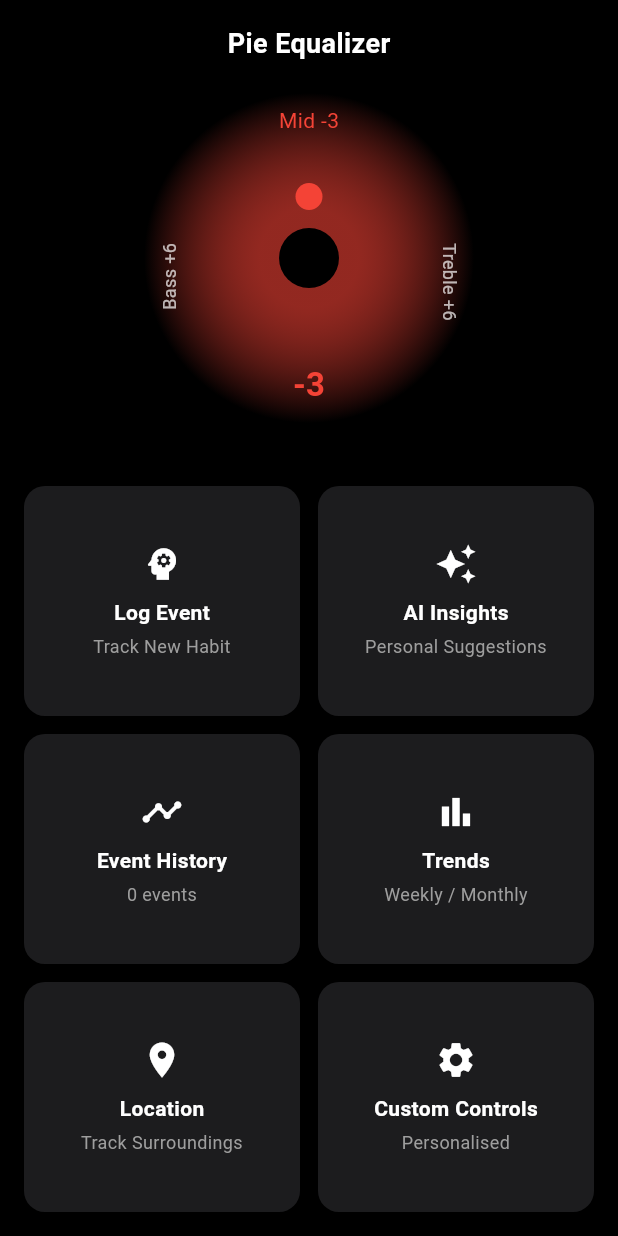
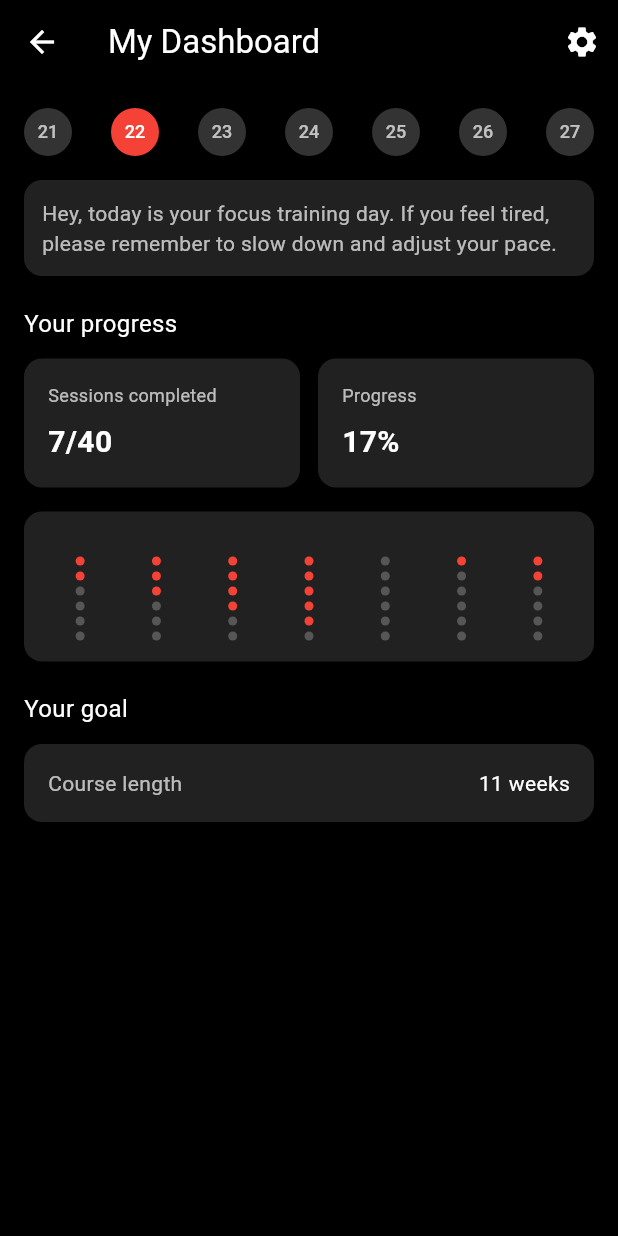
Before and after one commit to iAmVirtue/pie, a Flutter app: the screen it shows after launch, after a tap on "AI Insights", on a phone screen of 412 x 824 dp. Run offline on Flutter 3.47's test engine with Material 3 defaults, Android fonts, the phone set to English and light mode, and no system bars; our stand-ins replace geolocator, permission_handler, sqflite; accounts and stored records are empty.

Commit message:
just basic ui changes

```diff
--- /dev/null
+++ b/lib/screens/ai_insights.dart
@@ -0,0 +1,183 @@
+import 'package:flutter/material.dart';
+
+class AiInsightsScreen extends StatelessWidget {
+  const AiInsightsScreen({super.key});
+
+  @override
+  Widget build(BuildContext context) {
+    return Scaffold(
+      backgroundColor: Colors.black,
+      appBar: AppBar(
+        backgroundColor: Colors.black,
+        elevation: 0,
+        iconTheme: const IconThemeData(color: Colors.white),
+        title: const Text(
+          "My Dashboard",
+          style: TextStyle(color: Colors.white),
+        ),
+        actions: const [
+          Icon(Icons.settings, color: Colors.white),
+          SizedBox(width: 12),
+        ],
+      ),
+      body: SingleChildScrollView(
+        padding: const EdgeInsets.all(16),
+        child: Column(
+          crossAxisAlignment: CrossAxisAlignment.start,
+          children: [
+            // === Top Date Selector ===
+            Row(
+              mainAxisAlignment: MainAxisAlignment.spaceBetween,
+              children: List.generate(7, (index) {
+                final isToday = index == 1; // mock "today"
+                return CircleAvatar(
+                  radius: 16,
+                  backgroundColor:
+                      isToday ? Colors.red : Colors.white.withOpacity(0.2),
+                  child: Text(
+                    "${21 + index}",
+                    style: TextStyle(
+                      color: isToday ? Colors.white : Colors.white70,
+                      fontSize: 12,
+                    ),
+                  ),
+                );
+              }),
+            ),
+            const SizedBox(height: 16),
+
+            // === AI Message ===
+            Container(
+              padding: const EdgeInsets.all(12),
+              decoration: BoxDecoration(
+                color: Colors.grey[900],
+                borderRadius: BorderRadius.circular(12),
+              ),
+              child: const Text(
+                "Hey, today is your focus training day. If you feel tired, "
+                "please remember to slow down and adjust your pace.",
+                style: TextStyle(color: Colors.white70),
+              ),
+            ),
+            const SizedBox(height: 20),
+
+            // === Progress Section ===
+            const Text(
+              "Your progress",
+              style: TextStyle(color: Colors.white, fontSize: 16),
+            ),
+            const SizedBox(height: 12),
+
+            Row(
+              children: [
+                Expanded(
+                  child: Container(
+                    padding: const EdgeInsets.all(16),
+                    decoration: BoxDecoration(
+                      color: Colors.grey[900],
+                      borderRadius: BorderRadius.circular(12),
+                    ),
+                    child: Column(
+                      crossAxisAlignment: CrossAxisAlignment.start,
+                      children: const [
+                        Text("Sessions completed",
+                            style: TextStyle(
+                                color: Colors.white70, fontSize: 12)),
+                        SizedBox(height: 8),
+                        Text("7/40",
+                            style: TextStyle(
+                                color: Colors.white,
+                                fontSize: 20,
+                                fontWeight: FontWeight.bold)),
+                      ],
+                    ),
+                  ),
+                ),
+                const SizedBox(width: 12),
+                Expanded(
+                  child: Container(
+                    padding: const EdgeInsets.all(16),
+                    decoration: BoxDecoration(
+                      color: Colors.grey[900],
+                      borderRadius: BorderRadius.circular(12),
+                    ),
+                    child: Column(
+                      crossAxisAlignment: CrossAxisAlignment.start,
+                      children: const [
+                        Text("Progress",
+                            style: TextStyle(
+                                color: Colors.white70, fontSize: 12)),
+                        SizedBox(height: 8),
+                        Text("17%",
+                            style: TextStyle(
+                                color: Colors.white,
+                                fontSize: 20,
+                                fontWeight: FontWeight.bold)),
+                      ],
+                    ),
+                  ),
+                ),
+              ],
+            ),
+            const SizedBox(height: 16),
+
+            // === Dot Graph ===
+            Container(
+              height: 100,
+              padding: const EdgeInsets.all(12),
+              decoration: BoxDecoration(
+                color: Colors.grey[900],
+                borderRadius: BorderRadius.circular(12),
+              ),
+              child: Row(
+                mainAxisAlignment: MainAxisAlignment.spaceAround,
+                children: List.generate(
+                  7,
+                  (index) => Column(
+                    mainAxisAlignment: MainAxisAlignment.end,
+                    children: List.generate(
+                      6,
+                      (dotIndex) => Container(
+                        margin: const EdgeInsets.symmetric(vertical: 2),
+                        width: 6,
+                        height: 6,
+                        decoration: BoxDecoration(
+                          color: dotIndex < (index + 2) % 6
+                              ? Colors.red
+                              : Colors.white24,
+                          shape: BoxShape.circle,
+                        ),
+                      ),
+                    ),
+                  ),
+                ),
+              ),
+            ),
+            const SizedBox(height: 20),
+
+            // === Goal Section ===
+            const Text(
+              "Your goal",
+              style: TextStyle(color: Colors.white, fontSize: 16),
+            ),
+            const SizedBox(height: 12),
+            Container(
+              padding: const EdgeInsets.all(16),
+              decoration: BoxDecoration(
+                color: Colors.grey[900],
+                borderRadius: BorderRadius.circular(12),
+              ),
+              child: Row(
+                mainAxisAlignment: MainAxisAlignment.spaceBetween,
+                children: const [
+                  Text("Course length", style: TextStyle(color: Colors.white70)),
+                  Text("11 weeks", style: TextStyle(color: Colors.white)),
+                ],
+              ),
+            ),
+          ],
+        ),
+      ),
+    );
+  }
+}
--- a/lib/screens/home_screen.dart
+++ b/lib/screens/home_screen.dart
@@ -1,6 +1,4 @@
 import 'package:flutter/material.dart';
-import '../widgets/interactive_ring.dart';
-
 
 // Importing necessary modules
 import '../models/habit_event.dart';
@@ -8,6 +6,8 @@ import '../services/db_helper.dart';
 import '../services/location_service.dart';
 import '../services/habit_detection.dart';
 import '../screens/overview.dart';
+import '../widgets/interactive_ring.dart'; // ✅ new import
+import '../screens/ai_insights.dart'; // ✅ new import
 
 /// The main screen users interact with.
 /// Displays logging options, AI insights, and recent habits.
@@ -45,19 +45,40 @@ class _HomeScreenState extends State<HomeScreen> {
     final name = await showDialog<String>(
       context: context,
       builder: (context) => AlertDialog(
-        title: const Text('Log Event'),
+        backgroundColor: Colors.black, // dark background
+        shape: RoundedRectangleBorder(borderRadius: BorderRadius.circular(16)),
+        title: const Text('Log Event', style: TextStyle(color: Colors.white)),
         content: TextField(
           controller: nameController,
-          decoration: const InputDecoration(hintText: 'Enter event name'),
+          style: const TextStyle(color: Colors.white),
+          decoration: const InputDecoration(
+            hintText: 'Enter event name',
+            hintStyle: TextStyle(color: Colors.grey),
+            enabledBorder: UnderlineInputBorder(
+              borderSide: BorderSide(color: Colors.grey),
+            ),
+            focusedBorder: UnderlineInputBorder(
+              borderSide: BorderSide(color: Colors.red),
+            ),
+          ),
         ),
         actions: [
           TextButton(
             onPressed: () => Navigator.pop(context),
-            child: const Text('Cancel'),
+            child: const Text('Cancel', style: TextStyle(color: Colors.red)),
           ),
           ElevatedButton(
+            style: ElevatedButton.styleFrom(
+              backgroundColor: Colors.red,
+              shape: RoundedRectangleBorder(
+                borderRadius: BorderRadius.circular(12),
+              ),
+            ),
             onPressed: () => Navigator.pop(context, nameController.text.trim()),
-            child: const Text('Save'),
+            child: const Text(
+              'Save',
+              style: TextStyle(color: Colors.white), // or any color you want
+            ),
           ),
         ],
       ),
@@ -72,8 +93,8 @@ class _HomeScreenState extends State<HomeScreen> {
     // Create a new HabitEvent
     final event = HabitEvent(
       name: name,
-      timestamp: DateTime.now(), // CHANGE: Set custom time for testing
-      lat: pos?.latitude, // CHANGE: Replace with fake coordinates
+      timestamp: DateTime.now(),
+      lat: pos?.latitude,
       lng: pos?.longitude,
     );
 
@@ -91,7 +112,6 @@ class _HomeScreenState extends State<HomeScreen> {
 
   @override
   Widget build(BuildContext context) {
-    // CHANGE: Modify card color and shape here
     final Color cardColor = const Color(0xFF1C1C1E);
     final double cardRadius = 14;
 
@@ -106,20 +126,14 @@ class _HomeScreenState extends State<HomeScreen> {
         onTap: onTap,
         child: Container(
           decoration: BoxDecoration(
-            color: cardColor, // CHANGE: Set to different background color
-            borderRadius: BorderRadius.circular(
-              cardRadius,
-            ), // CHANGE: Try 30 or 0
+            color: cardColor,
+            borderRadius: BorderRadius.circular(cardRadius),
           ),
           padding: const EdgeInsets.all(16),
           child: Column(
             mainAxisAlignment: MainAxisAlignment.center,
             children: [
-              Icon(
-                icon,
-                color: Colors.white,
-                size: 28,
-              ), // CHANGE: Icon size/color
+              Icon(icon, color: Colors.white, size: 28),
               const SizedBox(height: 8),
               Text(
                 title,
@@ -142,125 +156,12 @@ class _HomeScreenState extends State<HomeScreen> {
     }
 
     return Scaffold(
-      backgroundColor: Colors.black, // CHANGE: Background color of whole screen
+      backgroundColor: Colors.black,
       body: SafeArea(
         child: Column(
           children: [
-            // === Upper Section: Mic Animation Header ===
-            Container(
-              padding: const EdgeInsets.all(16),
-              width: double.infinity,
-              child: Column(
-                children: [
-                  const Text(
-                    "Pie Equalizer", // You can rename it to "Pie is Listening..."
-                    style: TextStyle(
-                      fontSize: 18,
-                      fontWeight: FontWeight.bold,
-                      color: Colors.white,
-                    ),
-                  ),
-                  const SizedBox(height: 20),
-
-                  // === Custom Circular Equalizer UI ===
-                  SizedBox(
-                    width: 220,
-                    height: 220,
-                    child: Stack(
-                      alignment: Alignment.center,
-                      children: [
-                        // Outer glowing circle
-                        Container(
-                          width: 220,
-                          height: 220,
-                          decoration: BoxDecoration(
-                            shape: BoxShape.circle,
-                            gradient: RadialGradient(
-                              colors: [
-                                Colors.red.withOpacity(0.6),
-                                Colors.black,
-                              ],
-                              stops: const [0.3, 1],
-                            ),
-                          ),
-                        ),
-
-                        // Mid label (top)
-                        const Positioned(
-                          top: 8,
-                          child: Text(
-                            "Mid -3",
-                            style: TextStyle(color: Colors.red, fontSize: 14),
-                          ),
-                        ),
-
-                        // Bass label (left)
-                        const Positioned(
-                          left: 8,
-                          top: 100,
-                          child: RotatedBox(
-                            quarterTurns: -1,
-                            child: Text(
-                              "Bass +6",
-                              style: TextStyle(color: Colors.white70, fontSize: 12),
-                            ),
-                          ),
-                        ),
-
-                        // Treble label (right)
-                        const Positioned(
-                          right: 8,
-                          top: 100,
-                          child: RotatedBox(
-                            quarterTurns: 1,
-                            child: Text(
-                              "Treble +6",
-                              style: TextStyle(color: Colors.white70, fontSize: 12),
-                            ),
-                          ),
-                        ),
-
-                        // Center circle
-                        Container(
-                          width: 40,
-                          height: 40,
-                          decoration: const BoxDecoration(
-                            color: Colors.black,
-                            shape: BoxShape.circle,
-                          ),
-                        ),
-
-                        // Knob (red dot)
-                        Positioned(
-                          top: 60, // adjust to move up/down
-                          child: Container(
-                            width: 18,
-                            height: 18,
-                            decoration: const BoxDecoration(
-                              color: Colors.red,
-                              shape: BoxShape.circle,
-                            ),
-                          ),
-                        ),
-
-                        // Value at bottom
-                        const Positioned(
-                          bottom: 10,
-                          child: Text(
-                            "-3",
-                            style: TextStyle(
-                              color: Colors.red,
-                              fontSize: 22,
-                              fontWeight: FontWeight.bold,
-                            ),
-                          ),
-                        ),
-                      ],
-                    ),
-                  ),
-                ],
-              ),
-            ),
+            // === Upper Section: Interactive Ring ===
+            const InteractiveRing(),
 
             const SizedBox(height: 10),
 
@@ -269,10 +170,10 @@ class _HomeScreenState extends State<HomeScreen> {
               child: Padding(
                 padding: const EdgeInsets.all(16),
                 child: GridView.count(
-                  crossAxisCount: 2, // CHANGE: Try 1 or 3 columns
-                  mainAxisSpacing: 12, // CHANGE: Try larger spacing
+                  crossAxisCount: 2,
+                  mainAxisSpacing: 12,
                   crossAxisSpacing: 12,
-                  childAspectRatio: 1.2, // CHANGE: Try 1.0 for square cards
+                  childAspectRatio: 1.2,
                   children: [
                     featureCard(
                       icon: Icons.psychology,
@@ -285,28 +186,31 @@ class _HomeScreenState extends State<HomeScreen> {
                       title: "AI Insights",
                       subtitle: "Personal Suggestions",
                       onTap: () {
-                        // CHANGE: Navigate to insights screen
+                        Navigator.push(
+                          context,
+                          MaterialPageRoute(
+                            builder: (context) => const AiInsightsScreen(),
+                          ),
+                        );
                       },
                     ),
                     featureCard(
                       icon: Icons.timeline,
                       title: "Event History",
-                      subtitle: "${_events.length} events", // Dynamic subtitle
-                      onTap: () {
-                        Navigator.push(
-                          context,
-                          MaterialPageRoute(
-                            builder: (context) => OverviewScreen(),
-                          ), // CHANGE: Navigate to history screen
-                        );
-                      },
+                      subtitle: "${_events.length} events",
+                      onTap: () {},
                     ),
                     featureCard(
                       icon: Icons.bar_chart,
                       title: "Trends",
                       subtitle: "Weekly / Monthly",
                       onTap: () {
-                        // CHANGE: Navigate to trends visualization
+                        Navigator.push(
+                          context,
+                          MaterialPageRoute(
+                            builder: (context) => const OverviewScreen(),
+                          ),
+                        );
                       },
                     ),
                     featureCard(
@@ -314,7 +218,7 @@ class _HomeScreenState extends State<HomeScreen> {
                       title: "Location",
                       subtitle: "Track Surroundings",
                       onTap: () {
-                        // CHANGE: Navigate to map screen
+                        // TODO: Navigate to map screen
                       },
                     ),
                     featureCard(
@@ -322,7 +226,7 @@ class _HomeScreenState extends State<HomeScreen> {
                       title: "Custom Controls",
                       subtitle: "Personalised",
                       onTap: () {
-                        // CHANGE: Navigate to settings/preferences
+                        // TODO: Navigate to settings/preferences
                       },
                     ),
                   ],
```
